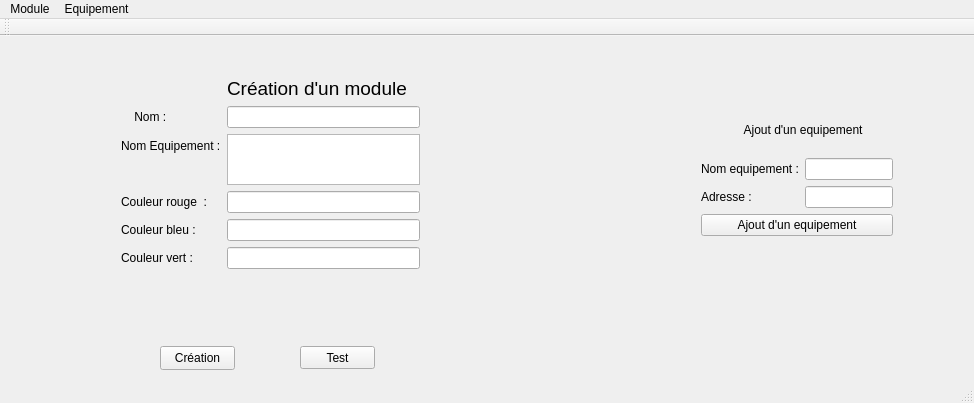
Old version of the form module/Webedia/Webedia.ui in the repository charlesdesenclos/Projet-BTS-Webedia.
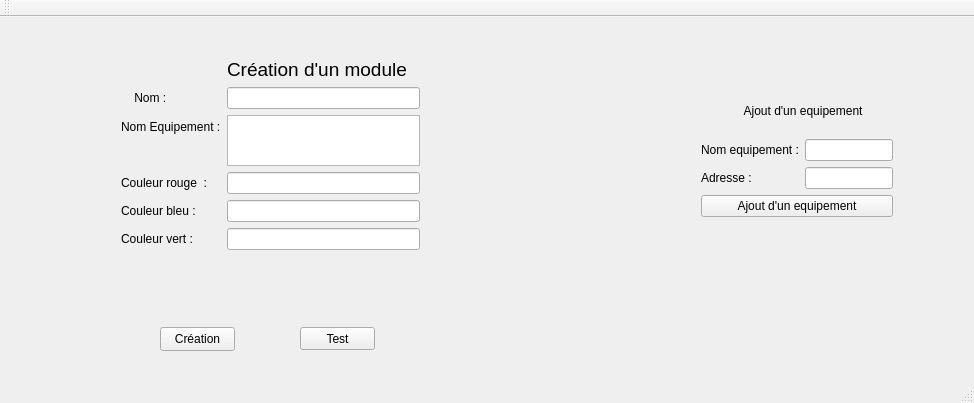
New version of the form.

```diff
--- a/module/Webedia/Webedia.ui
+++ b/module/Webedia/Webedia.ui
@@ -17,9 +17,9 @@
    <widget class="QLabel" name="label_afficheresultat">
     <property name="geometry">
      <rect>
-      <x>570</x>
+      <x>480</x>
       <y>240</y>
-      <width>381</width>
+      <width>471</width>
       <height>21</height>
      </rect>
     </property>
@@ -43,9 +43,9 @@
    <widget class="QLabel" name="label_bdd">
     <property name="geometry">
      <rect>
-      <x>650</x>
+      <x>470</x>
       <y>300</y>
-      <width>221</width>
+      <width>491</width>
       <height>41</height>
      </rect>
     </property>
@@ -211,26 +211,6 @@
      <height>21</height>
     </rect>
    </property>
-   <widget class="QMenu" name="menuCr_ation">
-    <property name="title">
-     <string>Module</string>
-    </property>
-    <addaction name="actionCr_ation_2"/>
-    <addaction name="actionModifier_2"/>
-    <addaction name="actionSupprimer_2"/>
-    <addaction name="actionAffiche"/>
-   </widget>
-   <widget class="QMenu" name="menuModifier">
-    <property name="title">
-     <string>Equipement</string>
-    </property>
-    <addaction name="actionCr_ation"/>
-    <addaction name="actionModifier"/>
-    <addaction name="actionSupprimer"/>
-    <addaction name="actionAffiche_2"/>
-   </widget>
-   <addaction name="menuCr_ation"/>
-   <addaction name="menuModifier"/>
   </widget>
   <widget class="QToolBar" name="mainToolBar">
    <attribute name="toolBarArea">
```
